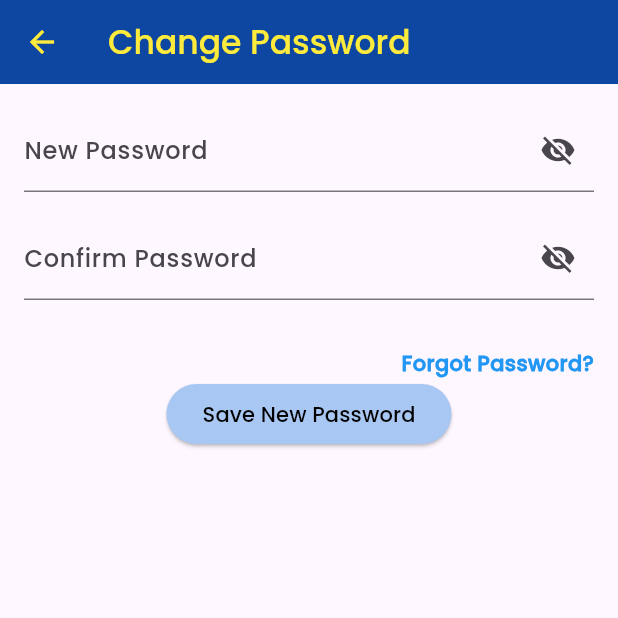
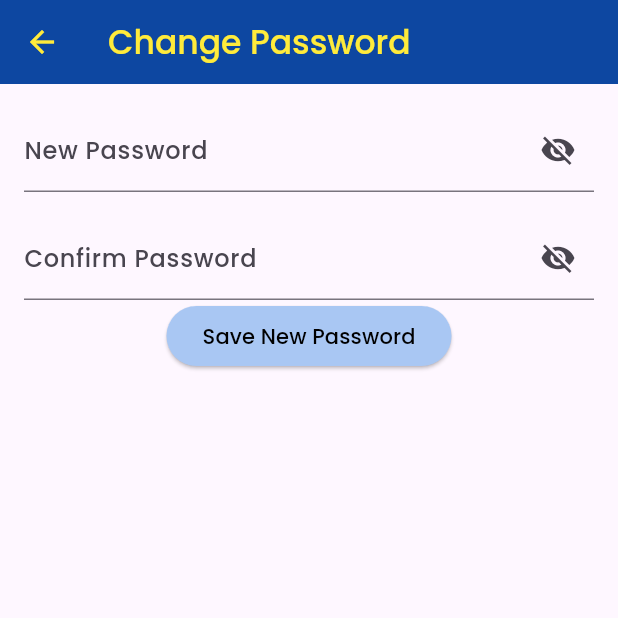
Before and after one commit to jasmrntha/tekber-fp, a Flutter app: the ChangePasswordScreen screen opened directly, on a phone screen of 412 x 824 dp, the top half of it. Run offline on Flutter 3.47's test engine with Material 3 defaults, Android fonts, the light colour scheme and no system bars; our stand-ins replace cloud_firestore, firebase_auth, firebase_core, firebase_storage, image_picker, shared_preferences; missing offline and left inert: dart:html; accounts and stored records are empty.

Commit message:
Update change_password_screen.dart

```diff
--- a/lib/screens/change_password_screen.dart
+++ b/lib/screens/change_password_screen.dart
@@ -94,27 +94,7 @@ class _ChangePasswordScreenState extends State<ChangePasswordScreen> {
                 obscureText: !_isConfirmPasswordVisible,
                 style: const TextStyle(fontFamily: 'Poppins'),
               ),
-              const SizedBox(height: 32),
-              Align(
-                alignment: Alignment.centerRight,
-                child: GestureDetector(
-                  onTap: () {
-                    Navigator.push(
-                      context,
-                      MaterialPageRoute(
-                          builder: (context) => const ForgotPasswordScreen()),
-                    );
-                  },
-                  child: const Text(
-                    'Forgot Password?',
-                    style: TextStyle(
-                      fontFamily: 'Poppins',
-                      color: Colors.blue,
-                      fontWeight: FontWeight.bold,
-                    ),
-                  ),
-                ),
-              ),
+
               ElevatedButton(
                 onPressed: () {
                   final newPassword = _newPasswordController.text.trim();
```
